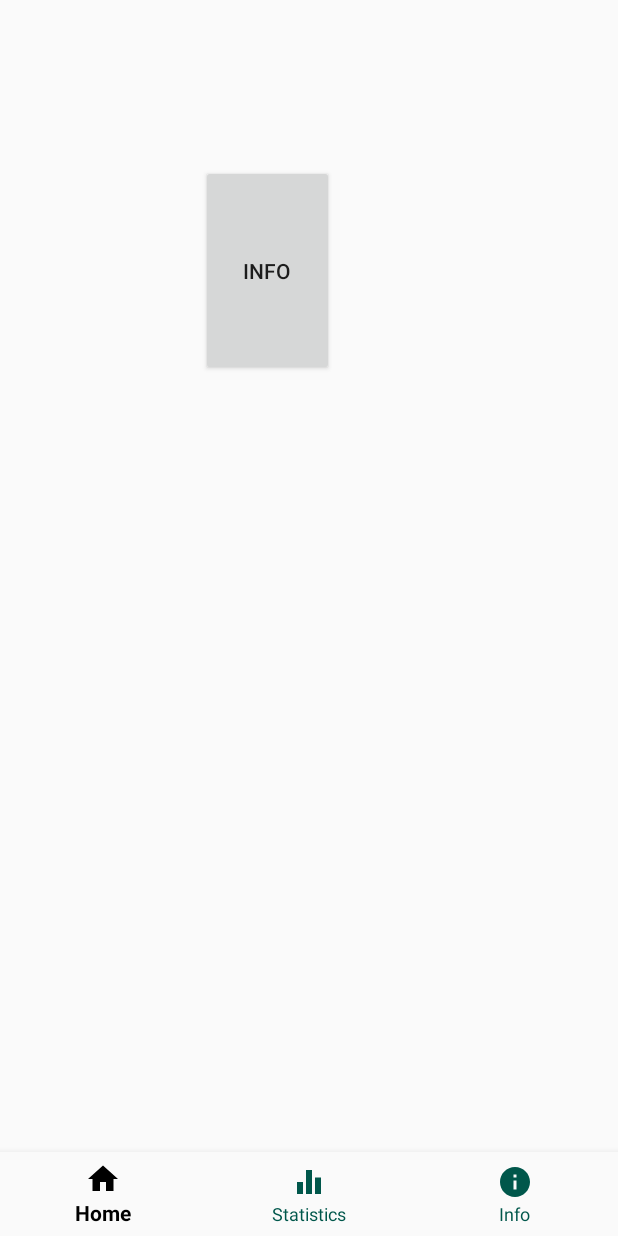
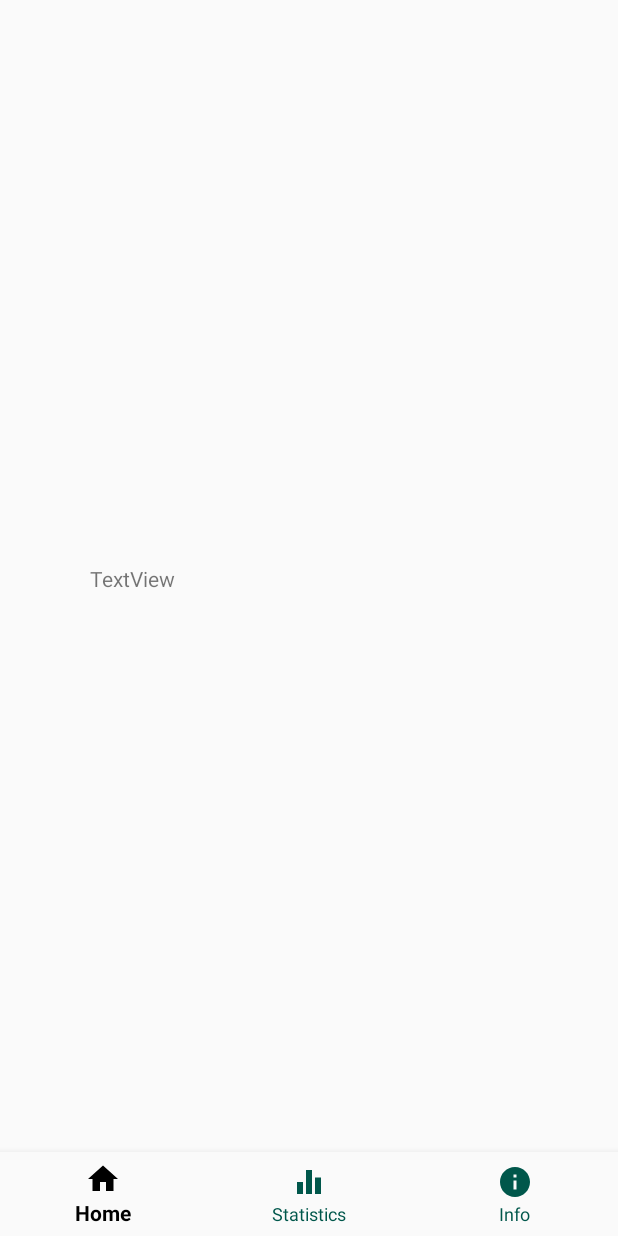
Before and after one commit to topiaspeiponen/doctorJava_project, an Android app: the fragment StoreFragment placed in its activity, on a phone screen of 412 x 824 dp. Run offline under Robolectric (Android 15) with nearby library versions, the phone set to English and light mode, and no system bars; our stand-ins replace Room's generated code.

Commit message:
store fragmenttii xml jatkettu

```diff
--- a/app/src/main/res/layout/fragment_store.xml
+++ b/app/src/main/res/layout/fragment_store.xml
@@ -1,25 +1,44 @@
 <?xml version="1.0" encoding="utf-8"?>
-<RelativeLayout xmlns:android="http://schemas.android.com/apk/res/android"
+<androidx.constraintlayout.widget.ConstraintLayout xmlns:android="http://schemas.android.com/apk/res/android"
     xmlns:app="http://schemas.android.com/apk/res-auto"
     xmlns:tools="http://schemas.android.com/tools"
     android:id="@+id/container"
     android:layout_width="match_parent"
     android:layout_height="match_parent"
-    tools:context=".StoreFragment"
-    >
+    tools:context=".StoreFragment">
 
     <Button
         android:id="@+id/infoButton"
         android:layout_width="wrap_content"
         android:layout_height="wrap_content"
-        android:layout_alignParentStart="true"
-        android:layout_alignParentTop="true"
-        android:layout_alignParentEnd="true"
-        android:layout_alignParentBottom="true"
-        android:layout_marginStart="134dp"
-        android:layout_marginTop="110dp"
-        android:layout_marginEnd="189dp"
-        android:layout_marginBottom="573dp"
-        android:text="Info" />
+        android:layout_marginStart="8dp"
+        android:layout_marginEnd="8dp"
+        android:layout_marginBottom="384dp"
+        android:text="Info"
+        app:layout_constraintBottom_toTopOf="@+id/textView3"
+        app:layout_constraintEnd_toEndOf="parent"
+        app:layout_constraintHorizontal_bias="0.739"
+        app:layout_constraintStart_toStartOf="parent"
+        tools:layout_conversion_wrapHeight="168"
+        tools:layout_conversion_wrapWidth="308" />
 
-</RelativeLayout>
+    <TextView
+        android:id="@+id/textView3"
+        android:layout_width="289dp"
+        android:layout_height="285dp"
+        android:layout_marginStart="60dp"
+        android:layout_marginTop="376dp"
+        android:text="TextView"
+        app:layout_constraintStart_toStartOf="parent"
+        app:layout_constraintTop_toTopOf="parent"
+        tools:layout_conversion_wrapHeight="420"
+        tools:layout_conversion_wrapWidth="487" />
+
+    <androidx.constraintlayout.widget.Guideline
+        android:id="@+id/guideline"
+        android:layout_width="wrap_content"
+        android:layout_height="wrap_content"
+        android:orientation="horizontal"
+        app:layout_constraintGuide_end="71dp" />
+
+</androidx.constraintlayout.widget.ConstraintLayout>
```
